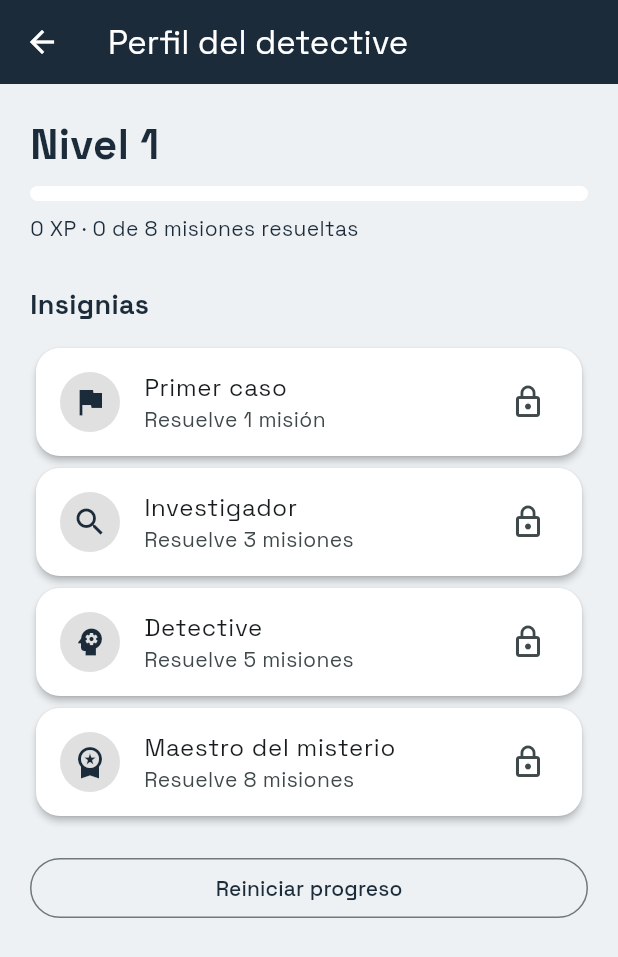
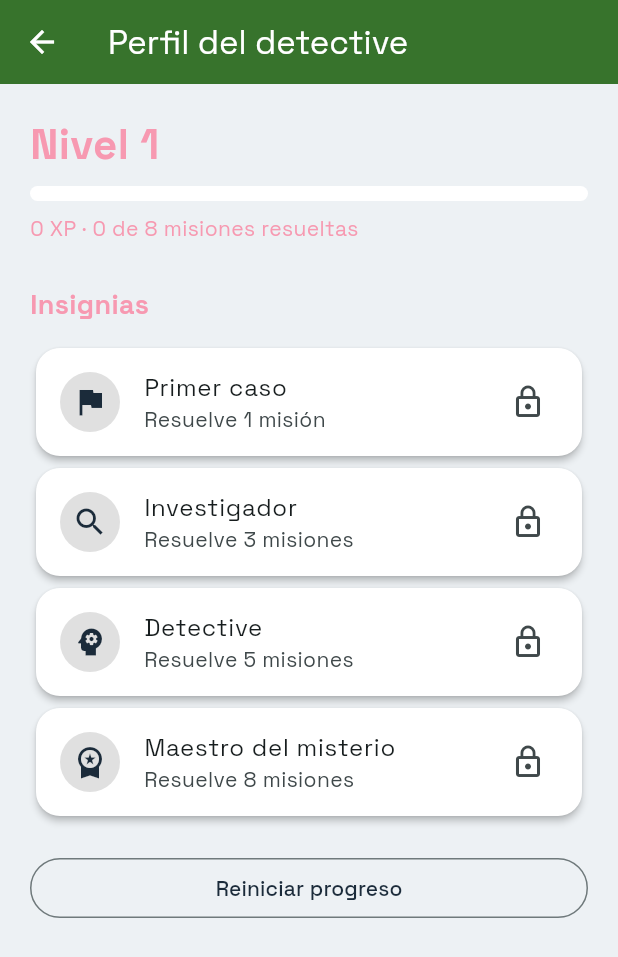
Before and after one commit to 1225100342cmjam-oss/proyectoCode, a Flutter app: the screen it shows after launch, after a tap on the "account circle" icon, on a phone screen of 412 x 824 dp. Shown: the top 957 px of the screen. Run offline on Flutter 3.47's test engine with Material 3 defaults, Android fonts, the phone set to English and light mode, and no system bars; our stand-ins replace google_fonts, shared_preferences.

Commit message:
Cambio de imagenes

```diff
--- a/lib/tema.dart
+++ b/lib/tema.dart
@@ -22,11 +22,11 @@ ThemeData buildTheme() {
     colorScheme: base,
     scaffoldBackgroundColor: AppColors.paper,
     textTheme: GoogleFonts.spaceGroteskTextTheme().apply(
-      bodyColor: AppColors.ink,
-      displayColor: AppColors.ink,
+      bodyColor: const Color.fromARGB(162, 252, 103, 138),
+      displayColor: const Color.fromARGB(255, 55, 115, 44),
     ),
     appBarTheme: const AppBarTheme(
-      backgroundColor: AppColors.ink,
+      backgroundColor: Color.fromARGB(255, 55, 115, 44),
       foregroundColor: Colors.white,
       elevation: 0,
     ),
@@ -38,8 +38,8 @@ ThemeData buildTheme() {
     ),
     filledButtonTheme: FilledButtonThemeData(
       style: FilledButton.styleFrom(
-        backgroundColor: AppColors.lens,
-        foregroundColor: AppColors.ink,
+        backgroundColor: const Color.fromARGB(162, 252, 103, 138),
+        foregroundColor: const Color.fromARGB(255, 39, 128, 6),
         minimumSize: const Size.fromHeight(52),
         textStyle: const TextStyle(fontWeight: FontWeight.w700, fontSize: 16),
         shape: RoundedRectangleBorder(borderRadius: BorderRadius.circular(12)),
```
Also changed, not shown: assets/images/logo.png (deleted), assets/images/m1.png (deleted), assets/images/m2.png (deleted), assets/images/m3.png (deleted), assets/images/m4.png (deleted), assets/images/m5.png (deleted), assets/images/m6.png (deleted), assets/images/m7.png (deleted), assets/images/m8.png (deleted), 10 other files.
